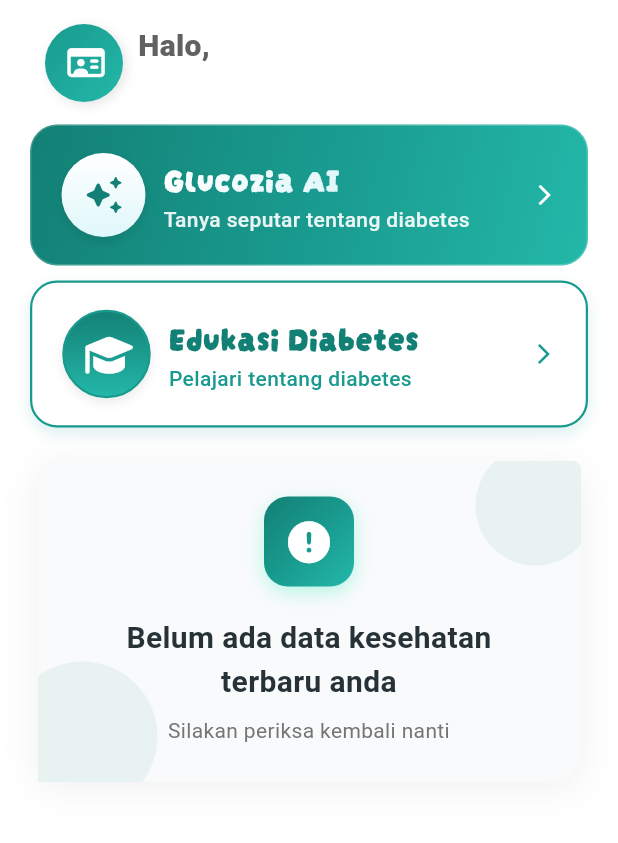
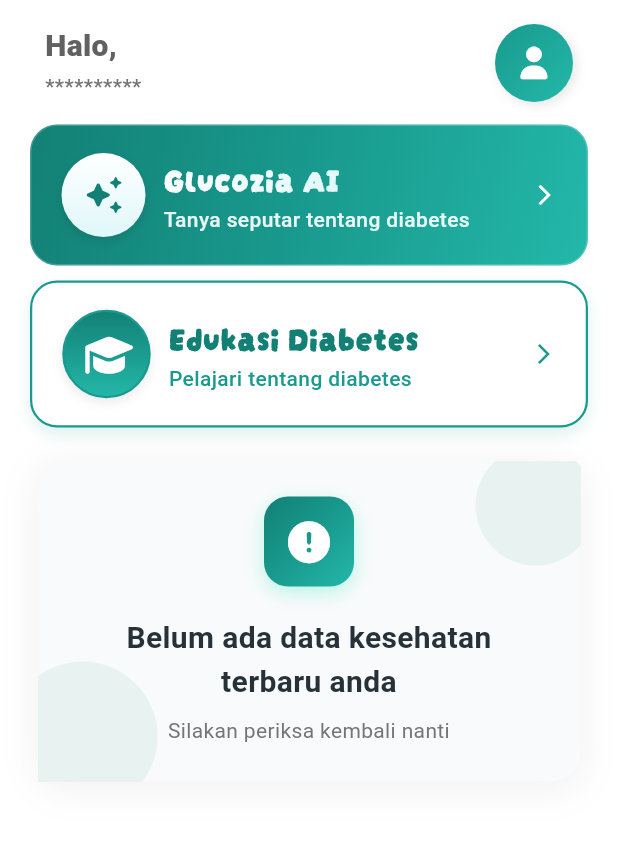
Before and after one commit to ardhikaxx/mobile-glucowise, a Flutter app: the DashboardScreen screen opened directly with empty values, after a tap on "Glucozia AI", on a phone screen of 412 x 824 dp, the part 75-918 px from its top. Run offline on Flutter 3.47's test engine with Material 3 defaults, Android fonts, the phone set to English and light mode, and no system bars; our stand-ins replace audioplayers, cached_network_image, font_awesome_flutter, get, iconsax, loading_animation_widget and 8 more; missing offline and left inert: floating_navbar, photo_manager, webview_flutter_android; accounts and stored records are empty.

Commit message:
fix perbaiki view page

```diff
--- a/lib/components/alert.dart
+++ b/lib/components/alert.dart
@@ -1,4 +1,5 @@
 import 'package:flutter/material.dart';
+import 'package:iconsax/iconsax.dart'; // Import iconsax
 
 class CustomAlert {
   static void showConfirmDialog({
@@ -26,7 +27,7 @@
               mainAxisSize: MainAxisSize.min,
               children: [
                 const Icon(
-                  Icons.warning_rounded,
+                  Iconsax.warning_2, // Iconsax warning icon
                   color: Colors.amber,
                   size: 60,
                 ),
@@ -103,7 +104,7 @@
     );
   }
 
-  // Alert dialog pesan biasa - DIUBAH
+  // Alert dialog pesan biasa - DIUBAH dengan Iconsax animated
   static void showMessageDialog({
     required BuildContext context,
     required String title,
@@ -128,11 +129,18 @@
             child: Column(
               mainAxisSize: MainAxisSize.min,
               children: [
-                Icon(
-                  isSuccess ? Icons.check_circle_rounded : Icons.error_rounded,
-                  color: isSuccess ? const Color(0xFF199A8E) : Colors.red,
-                  size: 60,
-                ),
+                // Menggunakan Iconsax animated icons
+                isSuccess
+                  ? const Icon(
+                      Iconsax.tick_circle,
+                      color: Color(0xFF199A8E),
+                      size: 60,
+                    )
+                  : const Icon(
+                      Iconsax.close_circle,
+                      color: Colors.red,
+                      size: 60,
+                    ),
                 const SizedBox(height: 15),
                 Text(
                   title,
@@ -182,7 +190,7 @@
     );
   }
 
-  // Alert dialog dengan custom content - DIUBAH
+  // Alert dialog dengan custom content - DIUBAH dengan Iconsax animated
   static void showCustomDialog({
     required BuildContext context,
     required Widget content,
@@ -207,6 +215,12 @@
             mainAxisSize: MainAxisSize.min,
             children: [
               if (title != null) ...[
+                const Icon(
+                  Iconsax.info_circle, // Iconsax info icon animated
+                  color: Color(0xFF199A8E),
+                  size: 50,
+                ),
+                const SizedBox(height: 10),
                 Text(
                   title,
                   style: const TextStyle(
--- a/lib/page/dashboard.dart
+++ b/lib/page/dashboard.dart
@@ -136,7 +136,7 @@
                               statusData?['kategori_risiko'] ?? 'Dalam proses',
                         )
                       : const CardNoData(),
-                      SizedBox(height: MediaQuery.of(context).padding.bottom + 100),
+              SizedBox(height: MediaQuery.of(context).padding.bottom + 100),
             ],
           ),
         ),
@@ -420,6 +420,12 @@
 
   const UserIntro({super.key, required this.userData});
 
+  String _formatNIK(String nik) {
+    if (nik.length != 16) return '**********';
+
+    return '${nik.substring(0, 3)}**********${nik.substring(13)}';
+  }
+
   @override
   Widget build(BuildContext context) {
     return Padding(
@@ -428,37 +434,8 @@
         crossAxisAlignment: CrossAxisAlignment.start,
         children: [
           Row(
+            mainAxisAlignment: MainAxisAlignment.spaceBetween,
             children: [
-              Container(
-                width: 52,
-                height: 52,
-                decoration: BoxDecoration(
-                  shape: BoxShape.circle,
-                  gradient: const LinearGradient(
-                    colors: [
-                      Color(0xFF199A8E),
-                      Color(0xFF23B8A9),
-                    ],
-                    begin: Alignment.topLeft,
-                    end: Alignment.bottomRight,
-                  ),
-                  boxShadow: [
-                    BoxShadow(
-                      color: Colors.black.withOpacity(0.1),
-                      blurRadius: 6,
-                      offset: const Offset(2, 2),
-                    ),
-                  ],
-                ),
-                child: const Center(
-                  child: Icon(
-                    FontAwesomeIcons.idCard,
-                    size: 22,
-                    color: Colors.white,
-                  ),
-                ),
-              ),
-              const SizedBox(width: 10),
               Column(
                 mainAxisAlignment: MainAxisAlignment.start,
                 crossAxisAlignment: CrossAxisAlignment.start,
@@ -485,7 +462,7 @@
                   ),
                   const SizedBox(height: 2),
                   Text(
-                    userData.nik,
+                    _formatNIK(userData.nik),
                     style: TextStyle(
                       fontSize: 14,
                       color: Colors.grey[600],
@@ -493,6 +470,35 @@
                     ),
                   ),
                 ],
+              ),
+              Container(
+                width: 52,
+                height: 52,
+                decoration: BoxDecoration(
+                  shape: BoxShape.circle,
+                  gradient: const LinearGradient(
+                    colors: [
+                      Color(0xFF199A8E),
+                      Color(0xFF23B8A9),
+                    ],
+                    begin: Alignment.topLeft,
+                    end: Alignment.bottomRight,
+                  ),
+                  boxShadow: [
+                    BoxShadow(
+                      color: Colors.black.withOpacity(0.1),
+                      blurRadius: 6,
+                      offset: const Offset(2, 2),
+                    ),
+                  ],
+                ),
+                child: const Center(
+                  child: Icon(
+                    FontAwesomeIcons.solidUser,
+                    size: 22,
+                    color: Colors.white,
+                  ),
+                ),
               ),
             ],
           )
@@ -727,7 +733,8 @@
               const SizedBox(height: 12),
               _buildGlucoseSection(statusColor, glucoseLevel),
               const SizedBox(height: 12),
-              _buildVitalStatsSection(bloodPressure, height, weight, bmi, bmiStatus),
+              _buildVitalStatsSection(
+                  bloodPressure, height, weight, bmi, bmiStatus),
             ],
           ),
         ),
--- a/lib/services/auth_services.dart
+++ b/lib/services/auth_services.dart
@@ -9,6 +9,7 @@
 import 'package:medical_app/model/user.dart';
 import 'package:medical_app/services/connect.dart';
 import 'package:shared_preferences/shared_preferences.dart';
+import 'package:iconsax/iconsax.dart';
 
 class AuthServices {
   static String? _nik;
@@ -35,7 +36,7 @@
           _showLoginAlert(
             context,
             "Login Berhasil",
-            "${userResponse.message}\nSelamat Datang, ${userResponse.user.namaLengkap}!",
+            "Selamat Datang, ${userResponse.user.namaLengkap}!",
             true,
             onConfirm: () {
               Get.off(() => NavBottom(userData: userResponse.user));
@@ -260,7 +261,7 @@
               mainAxisSize: MainAxisSize.min,
               children: [
                 Icon(
-                  isSuccess ? Icons.check_circle : Icons.warning_rounded,
+                  isSuccess ? Iconsax.tick_circle : Iconsax.warning_2,
                   color: isSuccess ? const Color(0xFF199A8E) : Colors.amber,
                   size: 60,
                 ),
--- a/lib/services/connect.dart
+++ b/lib/services/connect.dart
@@ -1 +1 @@
-const String apiConnect = 'http://192.168.100.141:4000';
+const String apiConnect = 'http://192.168.1.17:4000';
--- a/pubspec.yaml
+++ b/pubspec.yaml
@@ -58,6 +58,7 @@
   share_plus: ^12.0.0
   permission_handler: ^12.0.1
   path_provider: ^2.1.5
+  iconsax: ^0.0.8
 
 dev_dependencies:
   flutter_test:
```
Also changed, not shown: lib/components/navbottom.dart (+4 -4 lines), lib/page/UserProfile/profile.dart (+41 -39 lines), lib/page/UserProfile/qr_identitas.dart (+189 -40 lines), pubspec.lock.
